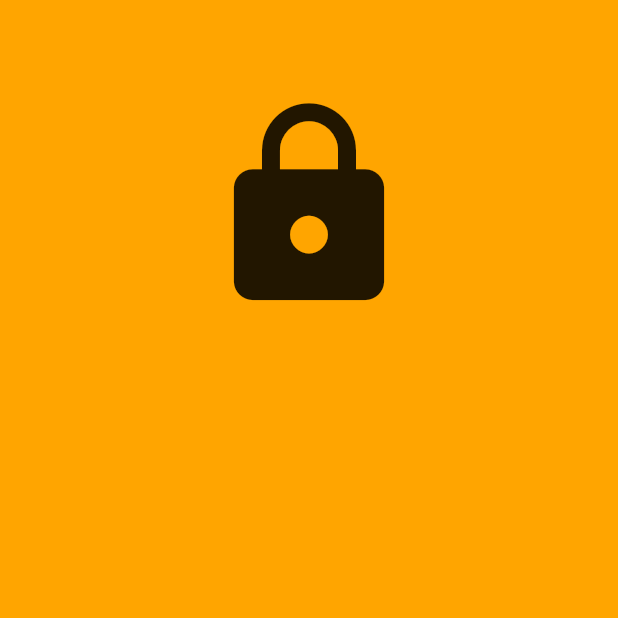
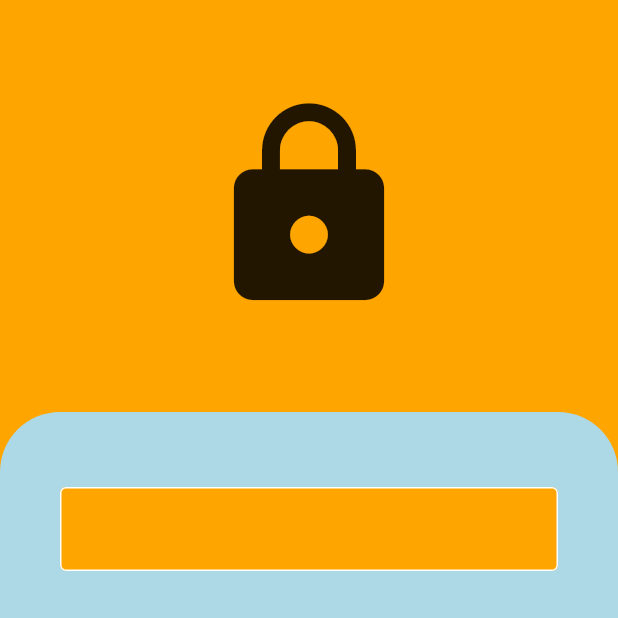
Before and after one commit to KarolisHub/math_hw, a Flutter app: the screen it shows after launch, on a phone screen of 412 x 824 dp, the top half of it. Run offline on Flutter 3.47's test engine with Material 3 defaults, Android fonts, the light colour scheme and no system bars.

Commit message:
login page - started creating email sectioonn

```diff
--- a/lib/login/login_screen.dart
+++ b/lib/login/login_screen.dart
@@ -7,15 +7,14 @@ class LoginScreen extends StatelessWidget {
   Widget build(BuildContext context) {
     return Scaffold(
       backgroundColor: Color(0xFFFFA500),
-      body: SafeArea(
-        child: Column(
+      body: Column(
         children: [
           Expanded(
               child: Container(
                 color: Colors.transparent,
                 child: //logo
                 Center(
-                    child: Icon(
+                  child: const Icon(
                     Icons.lock,
                     size: 150,
                   ),
@@ -34,8 +33,23 @@ class LoginScreen extends StatelessWidget {
                 ),
                 child: Column(
                   children: [
-
+                    const SizedBox(height: 50),
                     //el. paštas
+                    Padding(
+                      padding: const EdgeInsets.symmetric(horizontal: 40.0),
+                      child: TextField(
+                        decoration: InputDecoration(
+                          enabledBorder: OutlineInputBorder(
+                              borderSide: BorderSide(color: Colors.white)
+                          ),
+                          focusedBorder: OutlineInputBorder(
+                            borderSide: BorderSide(color: Colors.grey)
+                          ),
+                          fillColor: Color(0xFFFFA500),
+                          filled: true
+                        ),
+                      ),
+                    )
 
                     //slaptažodis
 
@@ -55,7 +69,6 @@ class LoginScreen extends StatelessWidget {
           )
         ],
       ),
-      ),
     );
   }
 }
```
Lines whose indentation alone changed are shown as unchanged.
